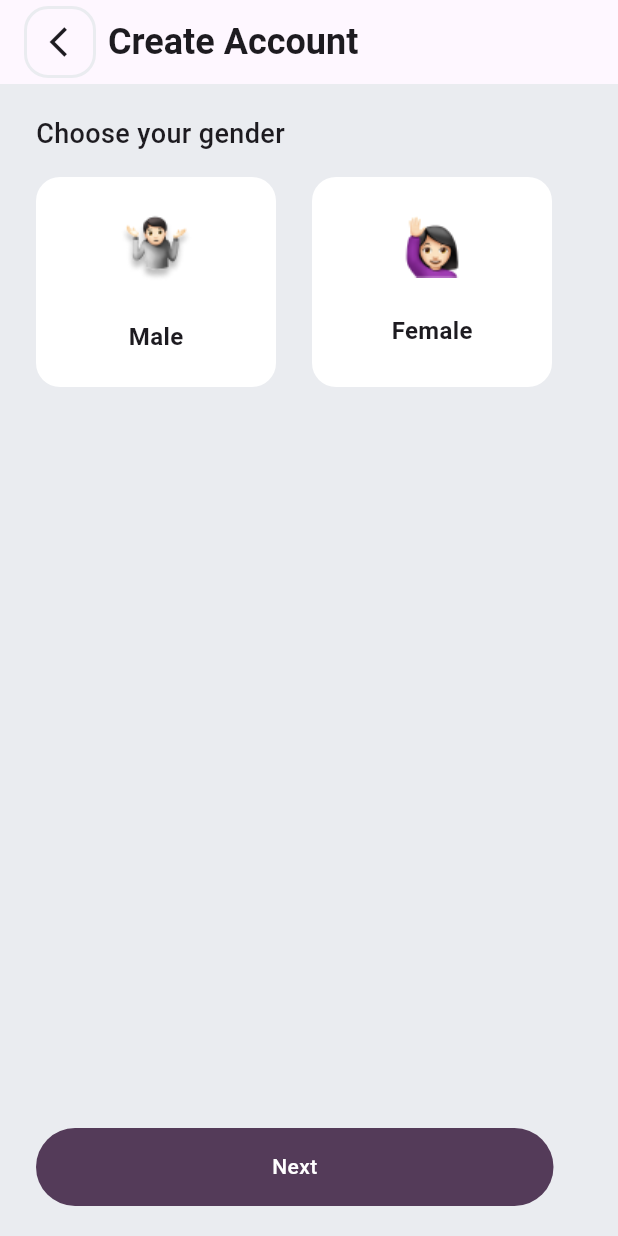
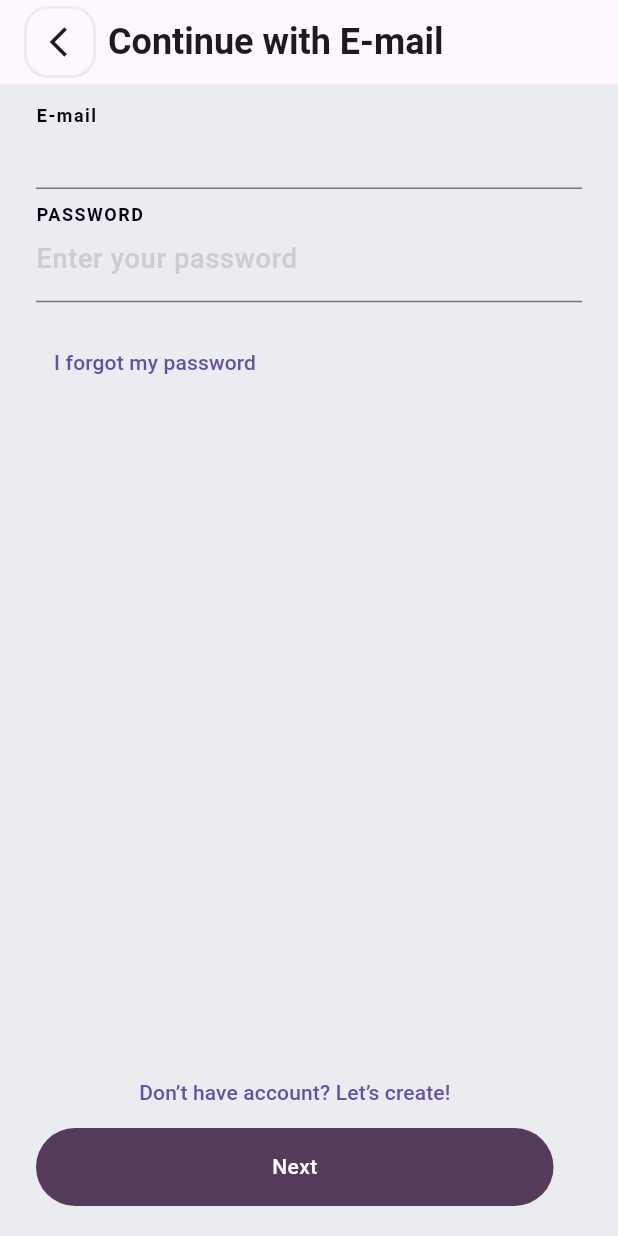
Before and after one commit to mobileflutteruz/firefly_task, a Flutter app: the screen it shows after launch, on a phone screen of 412 x 824 dp. Run offline on Flutter 3.47's test engine with Material 3 defaults, Android fonts, the phone set to English and light mode, and no system bars; our stand-ins replace bloc, equatable, flutter_svg, gap, get_it, go_router and 1 more; Roboto replaces fonts that are missing (Airbnb Cereal); project files that could hold a hidden picture were left out.

Commit message:
added login

```diff
--- a/lib/src/config/routes/app_router.dart
+++ b/lib/src/config/routes/app_router.dart
@@ -1,5 +1,6 @@
 import 'package:firefly_task/src/presentation/screen/auth/choose_gender/choose_gender.dart';
 import 'package:firefly_task/src/presentation/screen/auth/hobits/habits_page.dart';
+import 'package:firefly_task/src/presentation/screen/auth/login/login_page.dart';
 import 'package:firefly_task/src/presentation/screen/auth/register/register_page.dart';
 import 'package:firefly_task/src/presentation/screen/auth/splash/splash_page.dart';
 import 'package:firefly_task/src/presentation/screen/home/home_screen.dart';
@@ -9,13 +10,18 @@ class AppRouter {
   const AppRouter._();
 
   static final router = GoRouter(
-    initialLocation: Routes.chooseGender,
+    initialLocation: Routes.loginPage,
     routes: [
       // / Main
        GoRoute(
         path: Routes.splash,
         name: Routes.splash,
         builder: (context, state) =>  SplashPage(),
+      ),
+          GoRoute(
+        path: Routes.loginPage,
+        name: Routes.loginPage,
+        builder: (context, state) =>  LoginPage(),
       ),
       GoRoute(
         path: Routes.register,
@@ -45,9 +51,11 @@ class Routes {
   const Routes._();
 
   /// Main
-  static const String splash = "/";
+  static const String splash = "/splash";
   static const String home = "/home";
   static const String register = "/register";
+  static const String loginPage = "/";
+
   static const String chooseGender = "/chooseGender";
   static const String habitsPage = "/habitsPage";
 }
--- /dev/null
+++ b/lib/src/presentation/screen/auth/login/login_page.dart
@@ -0,0 +1,157 @@
+import 'package:firefly_task/src/presentation/screen/auth/register/components/button.dart';
+import 'package:flutter/material.dart';
+import 'package:flutter_svg/svg.dart';
+
+class LoginPage extends StatelessWidget {
+  const LoginPage({super.key});
+
+  @override
+  Widget build(BuildContext context) {
+    return Scaffold(
+      backgroundColor: const Color(0xffEAECF0),
+      appBar: AppBar(
+        elevation: 0,
+        title: Row(
+          children: [
+            Container(
+              height: 48,
+              width: 48,
+              padding: const EdgeInsets.only(left: 10),
+              decoration: BoxDecoration(
+                border: Border.all(
+                  color: const Color(0xffEAECF0),
+                  width: 2,
+                ),
+                borderRadius: const BorderRadius.all(
+                  Radius.circular(16),
+                ),
+              ),
+              alignment: Alignment.center, // Align the content in the center
+              child: const Icon(
+                Icons.arrow_back_ios,
+                size: 24,
+              ),
+            ),
+            const SizedBox(width: 8), // Adding space between icon and text
+            const Text("Continue with E-mail",
+                style: TextStyle(
+                  fontSize: 24,
+                  fontWeight: FontWeight.w700,
+                ))
+          ],
+        ),
+      ),
+      body: Padding(
+        padding: const EdgeInsets.symmetric(horizontal: 24, vertical: 20),
+        child: Column(
+          mainAxisAlignment: MainAxisAlignment.spaceBetween,
+          crossAxisAlignment: CrossAxisAlignment.start,
+          children: [
+            Column(
+              mainAxisAlignment: MainAxisAlignment.start,
+              crossAxisAlignment: CrossAxisAlignment.start,
+              children: [
+                const Text(
+                  "E-mail",
+                  style: TextStyle(
+                    color: Color(0xFF040415),
+                    fontSize: 12,
+                    fontFamily: 'Airbnb Cereal',
+                    fontWeight: FontWeight.w700,
+                    height: 0.16,
+                    letterSpacing: 1,
+                  ),
+                ),
+                TextFormField(
+                  decoration: const InputDecoration(
+                    labelStyle: TextStyle(
+                      color: Color(0xFF040415),
+                      fontSize: 18,
+                      fontFamily: 'Airbnb Cereal',
+                      fontWeight: FontWeight.w500,
+                      height: 0.07,
+                    ),
+                    focusedBorder: UnderlineInputBorder(
+                      borderSide: BorderSide(
+                          color: Color(
+                              0xff3BA935) // Specify your desired color here
+                          ),
+                    ),
+                    border: UnderlineInputBorder(
+                      borderSide: BorderSide(
+                          color: Color(
+                              0xff3BA935) // Specify your desired color here
+                          ),
+                    ),
+                  ),
+                ),
+                const SizedBox(
+                  height: 16,
+                ),
+                const Text(
+                  'PASSWORD',
+                  style: TextStyle(
+                    color: Color(0xFF040415),
+                    fontSize: 12,
+                    fontFamily: 'Airbnb Cereal',
+                    fontWeight: FontWeight.w700,
+                    height: 0.16,
+                    letterSpacing: 1,
+                  ),
+                ),
+                TextFormField(
+                  decoration: const InputDecoration(
+                    label: Text("Enter your password"),
+                    labelStyle: TextStyle(
+                      color: Color(0xFFCDCDD0),
+                      fontSize: 18,
+                      fontFamily: 'Airbnb Cereal',
+                      fontWeight: FontWeight.w500,
+                      height: 0.07,
+                    ),
+                    focusedBorder: UnderlineInputBorder(
+                      borderSide: BorderSide(
+                          color: Color(
+                              0xff3BA935) // Specify your desired color here
+                          ),
+                    ),
+                    border: UnderlineInputBorder(
+                      borderSide: BorderSide(
+                          color: Color(
+                              0xff3BA935) // Specify your desired color here
+                          ),
+                    ),
+                  ),
+                ),
+                const SizedBox(
+                  height: 16,
+                ),
+                TextButton(
+                  onPressed: () {},
+                  child: const Text("I forgot my password",
+                      style: TextStyle(
+                        fontSize: 14,
+                        fontWeight: FontWeight.w500,
+                      )),
+                ),
+              ],
+            ),
+            Column(
+
+              children: [
+                TextButton(
+                onPressed: () {},
+                child: Text("Don’t have account? Let’s create!",
+                    style: TextStyle(
+                      fontSize: 14,
+                      fontWeight: FontWeight.w500,
+                    ))),
+            Button(),
+              ],
+            ),
+          ],
+        ),
+      ),
+    );
+  }
+}
```
